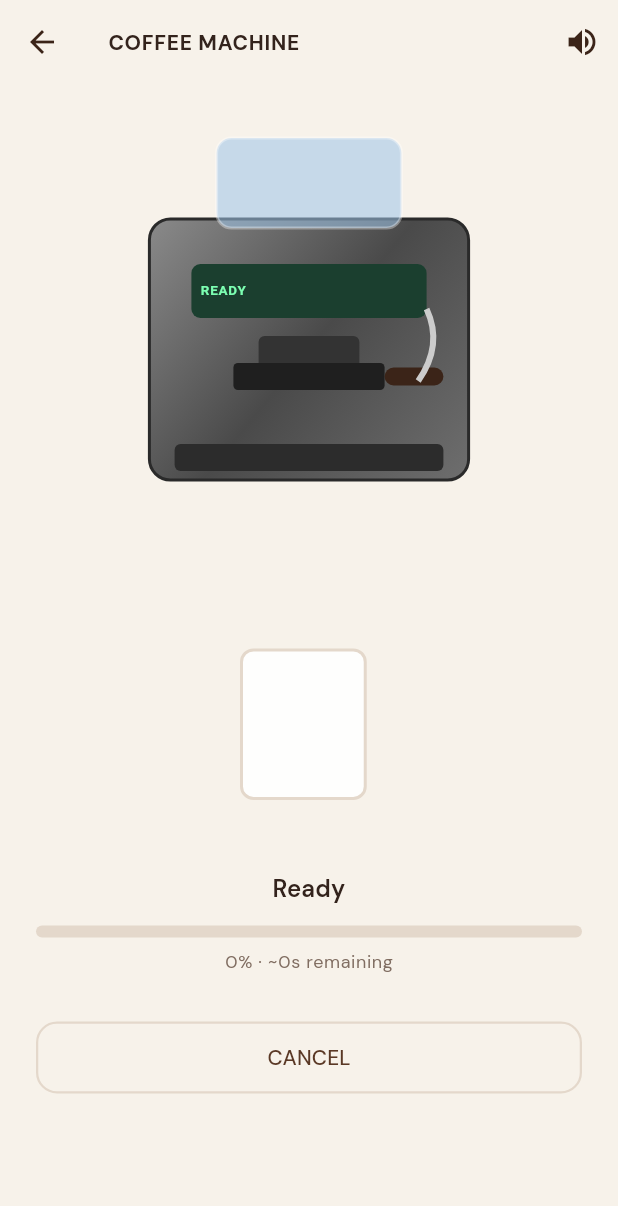
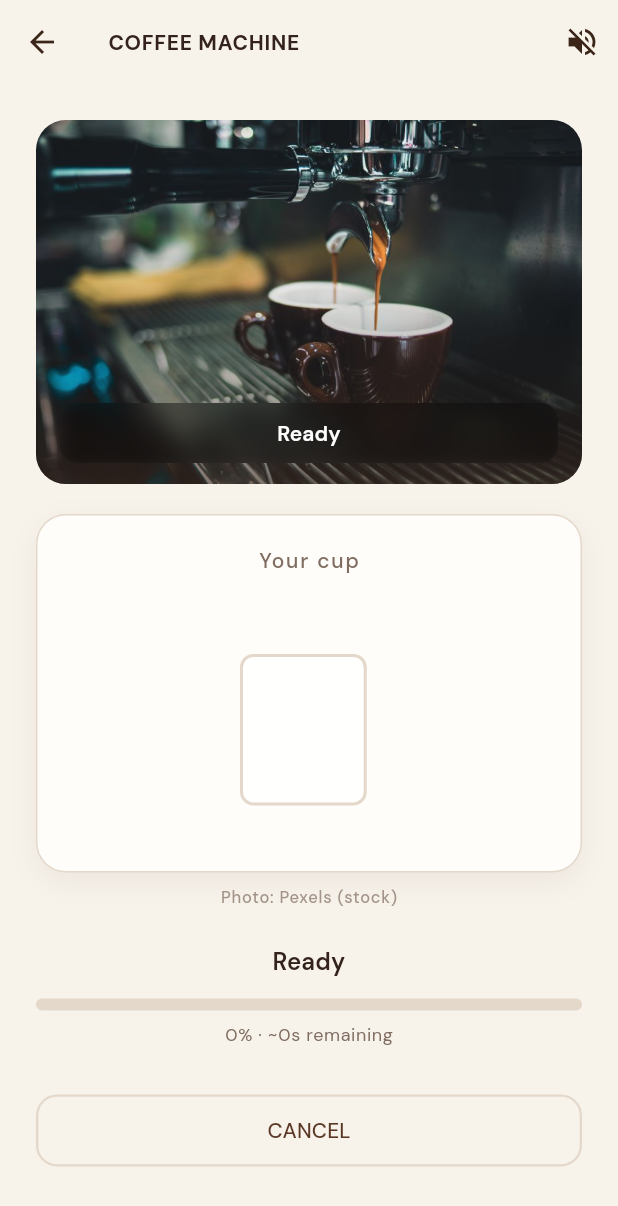
Before and after one commit to atirek-pothiwala/brew-coffee, a Flutter app: the CoffeeMachineScreen screen opened directly with empty values, on a phone screen of 412 x 824 dp. Shown: the top 1206 px of the screen. Run offline on Flutter 3.47's test engine with Material 3 defaults, Android fonts, the phone set to English and light mode, and no system bars; our stand-ins replace audioplayers, equatable, flutter_bloc, go_router, google_fonts, shared_preferences; accounts and stored records are empty.

Commit message:
Use espresso machine photo instead of illustrated machine
Replace custom-painted machine with a Pexels stock photo, subtle phase
overlays, and cup tray. Default brew sounds to muted.

```diff
--- a/lib/core/utils/brew_audio_service.dart
+++ b/lib/core/utils/brew_audio_service.dart
@@ -9,7 +9,7 @@ class BrewAudioService {
 
   final AudioPlayer _player;
   CoffeeMachinePhase? _lastPhase;
-  bool _muted = false;
+  bool _muted = true;
 
   bool get muted => _muted;
 
--- a/lib/features/coffee_machine/coffee_machine_screen.dart
+++ b/lib/features/coffee_machine/coffee_machine_screen.dart
@@ -72,7 +72,6 @@ class _CoffeeMachineScreenState extends State<CoffeeMachineScreen> {
                 EspressoMachineView(
                   phase: state.phase,
                   cupVisual: state.cupVisual,
-                  progress: state.progress,
                 ),
                 const SizedBox(height: 24),
                 Text(
--- a/lib/features/coffee_machine/widgets/espresso_machine_view.dart
+++ b/lib/features/coffee_machine/widgets/espresso_machine_view.dart
@@ -1,4 +1,5 @@
 import 'dart:math' as math;
+import 'dart:ui';
 
 import 'package:brew_coffee/core/theme/app_colors.dart';
 import 'package:brew_coffee/core/widgets/coffee_cup_view.dart';
@@ -6,396 +7,230 @@ import 'package:brew_coffee/domain/entities/cup_visual_state.dart';
 import 'package:brew_coffee/domain/entities/enums.dart';
 import 'package:flutter/material.dart';
 
+/// Photo-based machine with light overlays tied to brew phase (no illustrated machine).
 class EspressoMachineView extends StatefulWidget {
   const EspressoMachineView({
     super.key,
     required this.phase,
     required this.cupVisual,
-    required this.progress,
   });
 
   final CoffeeMachinePhase phase;
   final CupVisualState cupVisual;
-  final double progress;
 
   @override
   State<EspressoMachineView> createState() => _EspressoMachineViewState();
 }
 
 class _EspressoMachineViewState extends State<EspressoMachineView>
-    with TickerProviderStateMixin {
+    with SingleTickerProviderStateMixin {
   late final AnimationController _steam;
-  late final AnimationController _pulse;
-  late final AnimationController _shake;
 
   @override
   void initState() {
     super.initState();
     _steam = AnimationController(
       vsync: this,
-      duration: const Duration(milliseconds: 2200),
+      duration: const Duration(milliseconds: 2800),
     )..repeat();
-    _pulse = AnimationController(
-      vsync: this,
-      duration: const Duration(milliseconds: 900),
-    )..repeat(reverse: true);
-    _shake = AnimationController(
-      vsync: this,
-      duration: const Duration(milliseconds: 80),
-    )..repeat(reverse: true);
-    _syncMotion();
-  }
-
-  @override
-  void didUpdateWidget(covariant EspressoMachineView oldWidget) {
-    super.didUpdateWidget(oldWidget);
-    if (oldWidget.phase != widget.phase) {
-      _syncMotion();
-    }
-  }
-
-  void _syncMotion() {
-    final grinding = widget.phase == CoffeeMachinePhase.grindingBeans;
-    if (grinding && !_shake.isAnimating) {
-      _shake.repeat(reverse: true);
-    } else if (!grinding) {
-      _shake.stop();
-      _shake.value = 0;
-    }
   }
 
   @override
   void dispose() {
     _steam.dispose();
-    _pulse.dispose();
-    _shake.dispose();
     super.dispose();
   }
 
-  bool get _showEspressoStream => widget.phase == CoffeeMachinePhase.brewing;
+  bool get _activeSteam =>
+      widget.phase == CoffeeMachinePhase.finalizing ||
+      widget.phase == CoffeeMachinePhase.grindingBeans ||
+      widget.cupVisual.showSteam;
 
-  bool get _showMilkStream => widget.phase == CoffeeMachinePhase.addingMilk;
-
-  bool get _showSteam =>
-      widget.phase == CoffeeMachinePhase.finalizing ||
-      widget.cupVisual.showSteam ||
-      widget.phase == CoffeeMachinePhase.grindingBeans;
+  bool get _brewingGlow =>
+      widget.phase == CoffeeMachinePhase.brewing ||
+      widget.phase == CoffeeMachinePhase.addingMilk;
 
   @override
   Widget build(BuildContext context) {
-    final shakeX = widget.phase == CoffeeMachinePhase.grindingBeans
-        ? (math.sin(_shake.value * math.pi * 2) * 2.5)
-        : 0.0;
-
     return Column(
       children: [
-        Transform.translate(
-          offset: Offset(shakeX, 0),
-          child: SizedBox(
-            width: 280,
-            height: 300,
+        ClipRRect(
+          borderRadius: BorderRadius.circular(20),
+          child: Stack(
+            alignment: Alignment.bottomCenter,
+            children: [
+              AspectRatio(
+                aspectRatio: 3 / 2,
+                child: Image.asset(
+                  'assets/images/espresso_machine.jpg',
+                  fit: BoxFit.cover,
+                  width: double.infinity,
+                ),
+              ),
+              Positioned.fill(
+                child: DecoratedBox(
+                  decoration: BoxDecoration(
+                    gradient: LinearGradient(
+                      begin: Alignment.topCenter,
+                      end: Alignment.bottomCenter,
+                      colors: [
+                        Colors.transparent,
+                        AppColors.darkCoffee.withOpacity(0.55),
+                      ],
+                      stops: const [0.45, 1.0],
+                    ),
+                  ),
+                ),
+              ),
+              if (_brewingGlow)
+                Positioned.fill(
                   child: AnimatedBuilder(
-              animation: Listenable.merge([_steam, _pulse, _shake]),
+                    animation: _steam,
                     builder: (context, _) {
-                return CustomPaint(
-                  painter: _EspressoMachinePainter(
-                    phase: widget.phase,
-                    progress: widget.progress,
-                    steamT: _steam.value,
-                    pulseT: _pulse.value,
-                    showEspressoStream: _showEspressoStream,
-                    showMilkStream: _showMilkStream,
-                    showSteam: _showSteam,
+                      return DecoratedBox(
+                        decoration: BoxDecoration(
+                          gradient: RadialGradient(
+                            center: const Alignment(0, 0.35),
+                            radius: 0.9,
+                            colors: [
+                              AppColors.caramelAccent
+                                  .withOpacity(0.12 + 0.08 * math.sin(_steam.value * math.pi * 2)),
+                              Colors.transparent,
+                            ],
                           ),
-                  child: const SizedBox.expand(),
+                        ),
                       );
                     },
                   ),
                 ),
+              if (_activeSteam)
+                Positioned(
+                  top: 24,
+                  child: AnimatedBuilder(
+                    animation: _steam,
+                    builder: (context, _) => _SteamWisp(t: _steam.value),
                   ),
-        const SizedBox(height: 8),
-        SizedBox(
-          width: 280,
-          child: Stack(
-            alignment: Alignment.topCenter,
-            children: [
-              if (_showEspressoStream)
-                _LiquidStream(
-                  t: _steam.value,
-                  color: const Color(0xFF3B2418),
-                  width: 5,
-                  height: 36,
                 ),
-              if (_showMilkStream)
               Positioned(
-                  right: 72,
-                  child: _LiquidStream(
-                    t: _steam.value,
-                    color: const Color(0xFFF5F0E8),
-                    width: 6,
-                    height: 42,
-                  ),
+                left: 16,
+                right: 16,
+                bottom: 14,
+                child: _PhaseChip(phase: widget.phase),
               ),
             ],
           ),
         ),
-        const SizedBox(height: 4),
+        const SizedBox(height: 20),
+        Container(
+          width: double.infinity,
+          padding: const EdgeInsets.symmetric(vertical: 20, horizontal: 16),
+          decoration: BoxDecoration(
+            color: AppColors.cardBackground,
+            borderRadius: BorderRadius.circular(20),
+            border: Border.all(color: AppColors.borderDivider),
+            boxShadow: [
+              BoxShadow(
+                color: AppColors.darkCoffee.withOpacity(0.06),
+                blurRadius: 16,
+                offset: const Offset(0, 6),
+              ),
+            ],
+          ),
+          child: Column(
+            children: [
+              Text(
+                'Your cup',
+                style: Theme.of(context).textTheme.labelLarge?.copyWith(
+                      color: AppColors.secondaryText,
+                      letterSpacing: 1.2,
+                    ),
+              ),
+              const SizedBox(height: 12),
               CoffeeCupView(visual: widget.cupVisual, size: 150),
+            ],
+          ),
+        ),
+        const SizedBox(height: 8),
+        Text(
+          'Photo: Pexels (stock)',
+          style: Theme.of(context).textTheme.labelSmall?.copyWith(
+                color: AppColors.secondaryText.withOpacity(0.7),
+              ),
+        ),
       ],
     );
   }
 }
 
-class _LiquidStream extends StatelessWidget {
-  const _LiquidStream({
-    required this.t,
-    required this.color,
-    required this.width,
-    required this.height,
-  });
+class _PhaseChip extends StatelessWidget {
+  const _PhaseChip({required this.phase});
 
-  final double t;
-  final Color color;
-  final double width;
-  final double height;
+  final CoffeeMachinePhase phase;
 
   @override
   Widget build(BuildContext context) {
-    return CustomPaint(
-      size: Size(width, height),
-      painter: _StreamPainter(t: t, color: color),
+    return ClipRRect(
+      borderRadius: BorderRadius.circular(12),
+      child: BackdropFilter(
+        filter: ImageFilter.blur(sigmaX: 8, sigmaY: 8),
+        child: Container(
+          width: double.infinity,
+          padding: const EdgeInsets.symmetric(horizontal: 14, vertical: 10),
+          color: Colors.black.withOpacity(0.35),
+          child: Text(
+            phase.operationLabel,
+            textAlign: TextAlign.center,
+            style: Theme.of(context).textTheme.titleSmall?.copyWith(
+                  color: Colors.white,
+                  fontWeight: FontWeight.w600,
+                ),
+          ),
+        ),
+      ),
     );
   }
 }
 
-class _StreamPainter extends CustomPainter {
-  _StreamPainter({required this.t, required this.color});
+class _SteamWisp extends StatelessWidget {
+  const _SteamWisp({required this.t});
 
   final double t;
-  final Color color;
+
+  @override
+  Widget build(BuildContext context) {
+    return SizedBox(
+      width: 80,
+      height: 48,
+      child: CustomPaint(painter: _SteamPainter(t: t)),
+    );
+  }
+}
+
+class _SteamPainter extends CustomPainter {
+  _SteamPainter({required this.t});
+
+  final double t;
 
   @override
   void paint(Canvas canvas, Size size) {
-    final paint = Paint()..color = color;
-    final path = Path();
-    path.moveTo(size.width / 2, 0);
-    for (var y = 0.0; y < size.height; y += 4) {
-      final wobble = math.sin((y / size.height + t) * math.pi * 4) * 1.5;
-      path.lineTo(size.width / 2 + wobble, y);
-    }
-    canvas.drawPath(
-      path,
-      paint..style = PaintingStyle.stroke..strokeWidth = size.width,
-    );
-    canvas.drawCircle(
-      Offset(size.width / 2, size.height),
-      size.width * 0.8,
-      paint,
-    );
-  }
-
-  @override
-  bool shouldRepaint(covariant _StreamPainter oldDelegate) =>
-      oldDelegate.t != t;
-}
-
-class _EspressoMachinePainter extends CustomPainter {
-  _EspressoMachinePainter({
-    required this.phase,
-    required this.progress,
-    required this.steamT,
-    required this.pulseT,
-    required this.showEspressoStream,
-    required this.showMilkStream,
-    required this.showSteam,
-  });
-
-  final CoffeeMachinePhase phase;
-  final double progress;
-  final double steamT;
-  final double pulseT;
-  final bool showEspressoStream;
-  final bool showMilkStream;
-  final bool showSteam;
-
-  @override
-  void paint(Canvas canvas, Size size) {
-    final w = size.width;
-    final h = size.height;
-    final bodyRect = RRect.fromRectAndRadius(
-      Rect.fromLTWH(w * 0.12, h * 0.22, w * 0.76, h * 0.58),
-      const Radius.circular(14),
-    );
-
-    final bodyGrad = LinearGradient(
-      colors: const [Color(0xFF8A8A8A), Color(0xFF4A4A4A), Color(0xFF6E6E6E)],
-      begin: Alignment.topLeft,
-      end: Alignment.bottomRight,
-    );
-    canvas.drawRRect(
-      bodyRect,
-      Paint()..shader = bodyGrad.createShader(bodyRect.outerRect),
-    );
-    canvas.drawRRect(
-      bodyRect,
-      Paint()
-        ..color = const Color(0xFF2A2A2A)
-        ..style = PaintingStyle.stroke
-        ..strokeWidth = 2,
-    );
-
-    // Water tank
-    final tank = RRect.fromRectAndRadius(
-      Rect.fromLTWH(w * 0.28, h * 0.04, w * 0.44, h * 0.2),
-      const Radius.circular(10),
-    );
-    canvas.drawRRect(
-      tank,
-      Paint()..color = const Color(0xFF9EC5E8).withOpacity(0.55),
-    );
-    canvas.drawRRect(
-      tank,
-      Paint()
-        ..color = Colors.white.withOpacity(0.35)
-        ..style = PaintingStyle.stroke
-        ..strokeWidth = 2,
-    );
-
-    // Grinder hopper
-    if (phase == CoffeeMachinePhase.grindingBeans) {
-      canvas.drawRRect(
-        RRect.fromRectAndRadius(
-          Rect.fromLTWH(w * 0.34, h * 0.1, w * 0.32, h * 0.08),
-          const Radius.circular(4),
-        ),
-        Paint()..color = const Color(0xFF3B2418).withOpacity(0.7 + pulseT * 0.2),
-      );
-    }
-
-    // Display
-    final displayRect = Rect.fromLTWH(w * 0.22, h * 0.32, w * 0.56, h * 0.12);
-    canvas.drawRRect(
-      RRect.fromRectAndRadius(displayRect, const Radius.circular(6)),
-      Paint()..color = Color.lerp(
-            const Color(0xFF1A3D2E),
-            const Color(0xFF2D6B4F),
-            pulseT * 0.4,
-          )!,
-    );
-    _drawDisplayText(canvas, displayRect);
-
-    // Group head + portafilter
-    canvas.drawRRect(
-      RRect.fromRectAndRadius(
-        Rect.fromLTWH(w * 0.38, h * 0.48, w * 0.24, h * 0.08),
-        const Radius.circular(4),
-      ),
-      Paint()..color = const Color(0xFF333333),
-    );
-    canvas.drawRRect(
-      RRect.fromRectAndRadius(
-        Rect.fromLTWH(w * 0.32, h * 0.54, w * 0.36, h * 0.06),
-        const Radius.circular(3),
-      ),
-      Paint()..color = const Color(0xFF1F1F1F),
-    );
-    // Handle
-    canvas.drawRRect(
-      RRect.fromRectAndRadius(
-        Rect.fromLTWH(w * 0.68, h * 0.55, w * 0.14, h * 0.04),
-        const Radius.circular(8),
-      ),
-      Paint()..color = AppColors.darkCoffee,
-    );
-
-    // Steam wand
-    final wandPath = Path();
-    wandPath.moveTo(w * 0.78, h * 0.42);
-    wandPath.quadraticBezierTo(w * 0.82, h * 0.5, w * 0.76, h * 0.58);
-    canvas.drawPath(
-      wandPath,
-      Paint()
-        ..color = const Color(0xFFCCCCCC)
-        ..style = PaintingStyle.stroke
-        ..strokeWidth = 4,
-    );
-
-    // Drip tray
-    canvas.drawRRect(
-      RRect.fromRectAndRadius(
-        Rect.fromLTWH(w * 0.18, h * 0.72, w * 0.64, h * 0.06),
-        const Radius.circular(4),
-      ),
-      Paint()..color = const Color(0xFF2C2C2C),
-    );
-
-    // Spout highlight when brewing
-    if (showEspressoStream) {
-      canvas.drawCircle(
-        Offset(w * 0.5, h * 0.6),
-        4 + pulseT * 2,
-        Paint()..color = AppColors.caramelAccent.withOpacity(0.9),
-      );
-    }
-    if (showMilkStream) {
-      canvas.drawCircle(
-        Offset(w * 0.76, h * 0.58),
-        3 + pulseT,
-        Paint()..color = Colors.white.withOpacity(0.85),
-      );
-    }
-
-    if (showSteam) {
-      _drawSteam(canvas, Offset(w * 0.5, h * 0.18));
-      _drawSteam(canvas, Offset(w * 0.76, h * 0.38), scale: 0.7);
-    }
-  }
-
-  void _drawDisplayText(Canvas canvas, Rect rect) {
-    final text = phase.operationLabel.replaceAll('…', '').toUpperCase();
-    final builder = TextPainter(
-      text: TextSpan(
-        text: text.length > 18 ? '${text.substring(0, 16)}…' : text,
-        style: const TextStyle(
-          color: Color(0xFF7CFFB2),
-          fontSize: 9,
-          fontWeight: FontWeight.w600,
-          letterSpacing: 0.5,
-        ),
-      ),
-      textDirection: TextDirection.ltr,
-      maxLines: 1,
-    )..layout(maxWidth: rect.width - 8);
-    builder.paint(
-      canvas,
-      Offset(rect.left + 6, rect.center.dy - builder.height / 2),
-    );
-  }
-
-  void _drawSteam(Canvas canvas, Offset origin, {double scale = 1}) {
     final paint = Paint()
       ..color = Colors.white.withOpacity(0.35)
       ..style = PaintingStyle.stroke
-      ..strokeWidth = 2 * scale;
+      ..strokeWidth = 2;
     for (var i = 0; i < 3; i++) {
-      final phase = steamT * math.pi * 2 + i * 0.8;
+      final phase = t * math.pi * 2 + i;
       final path = Path();
-      path.moveTo(origin.dx + i * 8 - 8, origin.dy);
+      path.moveTo(size.width / 2 + (i - 1) * 14, size.height);
       path.quadraticBezierTo(
-        origin.dx + math.sin(phase) * 6,
-        origin.dy - 18 * scale,
-        origin.dx + i * 6 - 6,
-        origin.dy - 32 * scale,
+        size.width / 2 + math.sin(phase) * 8,
+        size.height * 0.4,
+        size.width / 2 + (i - 1) * 10,
+        0,
       );
       canvas.drawPath(path, paint);
     }
   }
 
   @override
-  bool shouldRepaint(covariant _EspressoMachinePainter oldDelegate) =>
-      oldDelegate.phase != phase ||
-      oldDelegate.steamT != steamT ||
-      oldDelegate.pulseT != pulseT ||
-      oldDelegate.showEspressoStream != showEspressoStream ||
-      oldDelegate.showMilkStream != showMilkStream;
+  bool shouldRepaint(covariant _SteamPainter oldDelegate) => oldDelegate.t != t;
 }
--- a/pubspec.yaml
+++ b/pubspec.yaml
@@ -68,6 +68,7 @@ flutter:
   assets:
     - assets/data/
     - assets/sounds/
+    - assets/images/
   #   - images/a_dot_ham.jpeg
 
   # An image asset can refer to one or more resolution-specific "variants", see
```
Also changed, not shown: assets/images/espresso_machine.jpg (added). Lines whose indentation alone changed are shown as unchanged.
